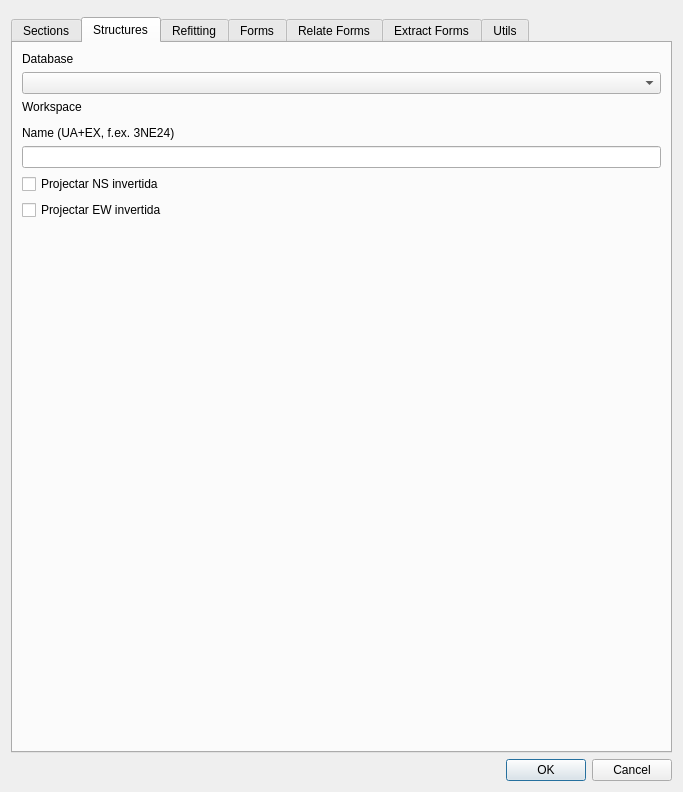
First picture: the form in sugar_tools_dialog.ui, repository psigcat/sugartools, before the edit.
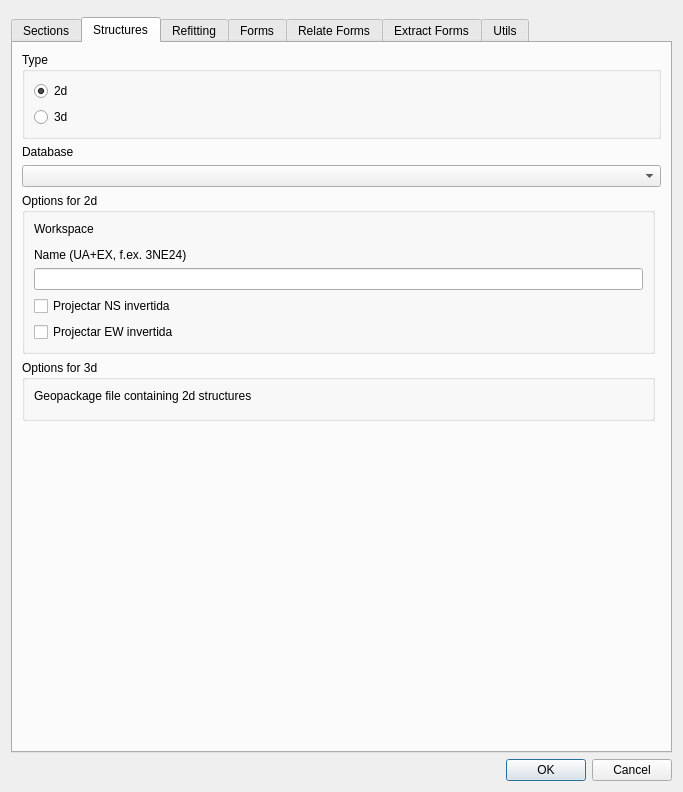
Second picture: the form after the edit. The open tabs and pages were chosen to show the change. Custom widgets are drawn as their Qt base class.

Commit message: add ui for 3d structures, see #51

Patch:
```diff
--- a/sugar_tools_dialog.ui
+++ b/sugar_tools_dialog.ui
@@ -302,7 +302,90 @@
        <string>Structures</string>
       </attribute>
       <layout class="QGridLayout" name="gridLayout_8">
-       <item row="12" column="0">
+       <item row="3" column="0" colspan="2">
+        <widget class="QComboBox" name="structures_db"/>
+       </item>
+       <item row="4" column="0">
+        <widget class="QGroupBox" name="sections_2d">
+         <property name="title">
+          <string>Options for 2d</string>
+         </property>
+         <layout class="QVBoxLayout" name="verticalLayout_15">
+          <item>
+           <widget class="QLabel" name="label_10">
+            <property name="text">
+             <string>Workspace</string>
+            </property>
+           </widget>
+          </item>
+          <item>
+           <widget class="QgsFileWidget" name="structures_workspace">
+            <property name="storageMode">
+             <enum>QgsFileWidget::GetDirectory</enum>
+            </property>
+           </widget>
+          </item>
+          <item>
+           <widget class="QLabel" name="label_12">
+            <property name="text">
+             <string>Name (UA+EX, f.ex. 3NE24)</string>
+            </property>
+           </widget>
+          </item>
+          <item>
+           <widget class="QLineEdit" name="structures_name"/>
+          </item>
+          <item>
+           <widget class="QCheckBox" name="structures_ns_invert">
+            <property name="text">
+             <string>Projectar NS invertida</string>
+            </property>
+           </widget>
+          </item>
+          <item>
+           <widget class="QCheckBox" name="structures_ew_invert">
+            <property name="text">
+             <string>Projectar EW invertida</string>
+            </property>
+           </widget>
+          </item>
+         </layout>
+        </widget>
+       </item>
+       <item row="0" column="0" colspan="2">
+        <widget class="QGroupBox" name="groupBox_11">
+         <property name="title">
+          <string>Type</string>
+         </property>
+         <layout class="QVBoxLayout" name="verticalLayout_14">
+          <item>
+           <widget class="QRadioButton" name="structures_check_2d">
+            <property name="text">
+             <string>2d</string>
+            </property>
+            <property name="checked">
+             <bool>true</bool>
+            </property>
+           </widget>
+          </item>
+          <item>
+           <widget class="QRadioButton" name="structures_check_3d">
+            <property name="text">
+             <string>3d</string>
+            </property>
+           </widget>
+          </item>
+         </layout>
+        </widget>
+       </item>
+       <item row="2" column="0">
+        <widget class="QLabel" name="label_11">
+         <property name="text">
+          <string>Database</string>
+         </property>
+        </widget>
+       </item>
+       <item row="9" column="0">
         <spacer name="verticalSpacer_6">
          <property name="orientation">
           <enum>Qt::Vertical</enum>
@@ -315,52 +398,23 @@
          </property>
         </spacer>
        </item>
-       <item row="2" column="0">
-        <widget class="QLabel" name="label_10">
-         <property name="text">
-          <string>Workspace</string>
+       <item row="5" column="0">
+        <widget class="QGroupBox" name="sections_3d">
+         <property name="title">
+          <string>Options for 3d</string>
          </property>
-        </widget>
-       </item>
-       <item row="5" column="0" colspan="2">
-        <widget class="QLineEdit" name="structures_name"/>
-       </item>
-       <item row="0" column="0">
-        <widget class="QLabel" name="label_11">
-         <property name="text">
-          <string>Database</string>
-         </property>
-        </widget>
-       </item>
-       <item row="6" column="0">
-        <widget class="QCheckBox" name="structures_ns_invert">
-         <property name="text">
-          <string>Projectar NS invertida</string>
-         </property>
-        </widget>
-       </item>
-       <item row="3" column="0" colspan="2">
-        <widget class="QgsFileWidget" name="structures_workspace">
-         <property name="storageMode">
-          <enum>QgsFileWidget::GetDirectory</enum>
-         </property>
-        </widget>
-       </item>
-       <item row="1" column="0" colspan="2">
-        <widget class="QComboBox" name="structures_db"/>
-       </item>
-       <item row="7" column="0">
-        <widget class="QCheckBox" name="structures_ew_invert">
-         <property name="text">
-          <string>Projectar EW invertida</string>
-         </property>
-        </widget>
-       </item>
-       <item row="4" column="0">
-        <widget class="QLabel" name="label_12">
-         <property name="text">
-          <string>Name (UA+EX, f.ex. 3NE24)</string>
-         </property>
+         <layout class="QVBoxLayout" name="verticalLayout_16">
+          <item>
+           <widget class="QLabel" name="label_38">
+            <property name="text">
+             <string>Geopackage file containing 2d structures</string>
+            </property>
+           </widget>
+          </item>
+          <item>
+           <widget class="QgsFileWidget" name="structures_gpkg_3d"/>
+          </item>
+         </layout>
         </widget>
        </item>
       </layout>
```
